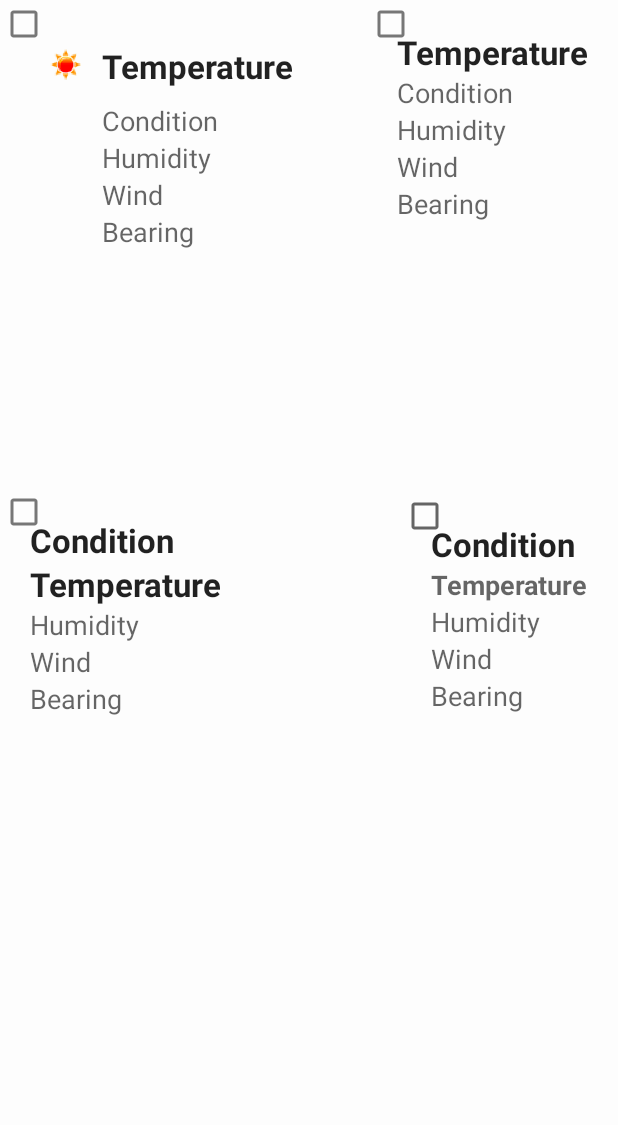
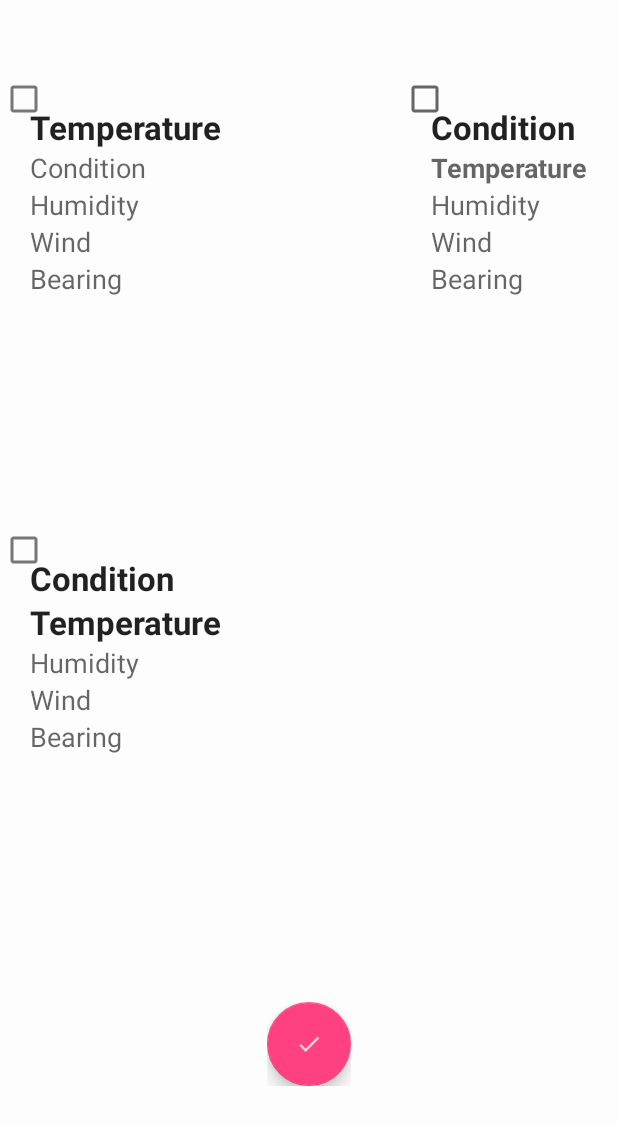
Before and after one commit to robelli4711/PhotoBuddy11122015, an Android app: the layout fragment_weather_layout_chooser.xml on its own in the app's theme, with its tools: preview values and no code run, on a phone screen of 412 x 824 dp. Shown: the top 1125 px of the screen. Run offline under Robolectric (Android 15) with nearby library versions, the phone set to English and light mode, and no system bars.

Commit message:
WeatherChooser
- fine tuning design

```diff
--- a/app/src/main/java/com/robellistudios/photobuddy/MainActivity.java
+++ b/app/src/main/java/com/robellistudios/photobuddy/MainActivity.java
@@ -160,7 +160,7 @@ public class MainActivity extends AppCompatActivity
             public void onClick(View view) {
 
                 findViewById(R.id.fragment_weatherchooser).setVisibility(View.VISIBLE);
-                setControls(true, true, false, true, true);
+                setControls(false, false, false, false, false);
             }
         });
 
--- a/app/src/main/res/layout/fragment_weather_layout_chooser.xml
+++ b/app/src/main/res/layout/fragment_weather_layout_chooser.xml
@@ -3,29 +3,15 @@
     android:layout_width="match_parent"
     android:layout_height="match_parent"
     tools:context="com.robellistudios.photobuddy.WeatherLayoutChooser"
-    android:background="#acffffff">
+    android:background="#acffffff"
+    android:paddingTop="50dp">
 
     <!-- TODO: Update blank fragment layout -->
 
     <RelativeLayout
         android:layout_width="wrap_content"
-        android:layout_height="wrap_content">
-
-        <CheckBox
-            android:layout_width="wrap_content"
-            android:layout_height="wrap_content"
-            android:id="@+id/checkBox1" />
-
-        <include
-            android:layout_width="wrap_content"
-            android:layout_height="wrap_content"
-            layout="@layout/temperature_output_1" />
-    </RelativeLayout>
-
-    <RelativeLayout
-        android:layout_width="wrap_content"
         android:layout_height="wrap_content"
-        android:layout_gravity="right|top">
+        android:layout_gravity="left|top">
 
         <CheckBox
             android:layout_width="wrap_content"
@@ -64,7 +50,7 @@
     <RelativeLayout
         android:layout_width="wrap_content"
         android:layout_height="wrap_content"
-        android:layout_gravity="center_vertical|right">
+        android:layout_gravity="center_vertical|right|top">
 
         <include
             android:layout_width="wrap_content"
@@ -78,4 +64,18 @@
             android:id="@+id/checkBox4" />
     </RelativeLayout>
 
+    <RelativeLayout
+        android:layout_width="wrap_content"
+        android:layout_height="wrap_content"
+        android:layout_gravity="center|bottom"
+        android:paddingBottom="100dp">
+
+        <android.support.design.widget.FloatingActionButton
+            android:layout_width="wrap_content"
+            android:layout_height="wrap_content"
+            android:id="@+id/weatherlayoutchooser_ok"
+            android:layout_gravity="center|bottom"
+            android:src="@drawable/ic_ok" />
+    </RelativeLayout>
+
 </FrameLayout>
```
Also changed, not shown: app/src/main/java/com/robellistudios/photobuddy/WeatherLayoutChooser.java (+41 -11 lines).
